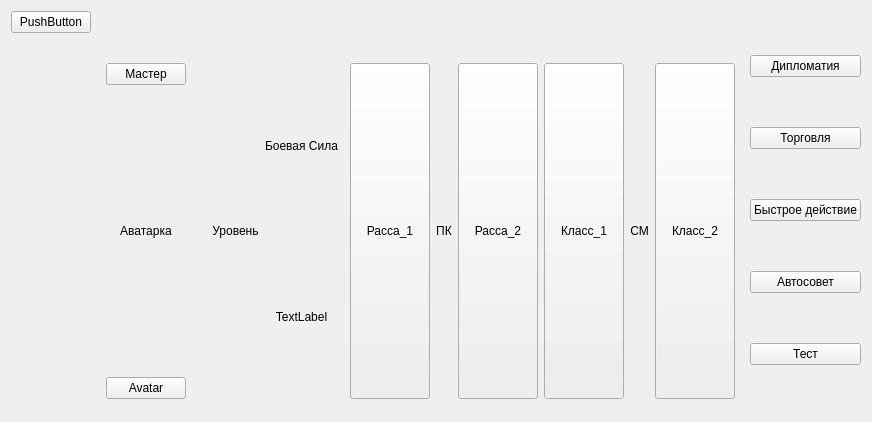
Qt form Nayda/gamerwidget.ui (Mar94oK/Nayda) before a commit.
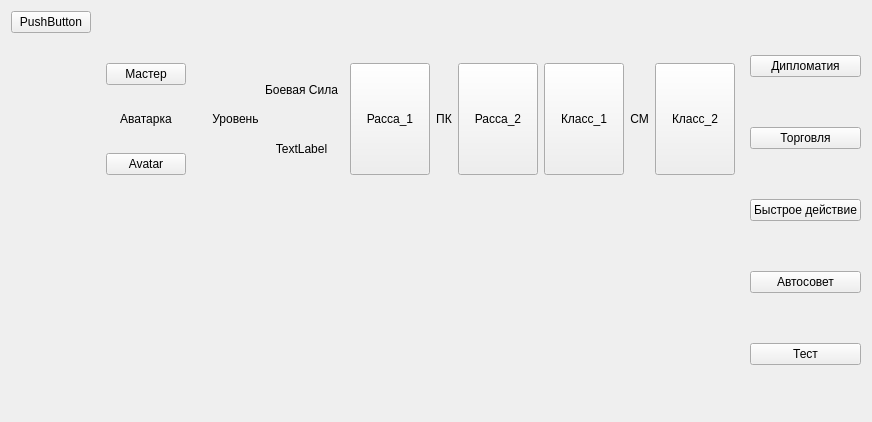
The same form after that commit. Custom widgets are drawn as their Qt base class.

Patch:
```diff
--- a/Nayda/gamerwidget.ui
+++ b/Nayda/gamerwidget.ui
@@ -293,10 +293,38 @@
     </layout>
    </item>
    <item row="4" column="3">
-    <layout class="QHBoxLayout" name="lyt_CardsInGameSecondary_Mirror"/>
+    <layout class="QHBoxLayout" name="lyt_CardsInGameSecondary_Mirror">
+     <item>
+      <spacer name="verticalSpacer_3">
+       <property name="orientation">
+        <enum>Qt::Vertical</enum>
+       </property>
+       <property name="sizeHint" stdset="0">
+        <size>
+         <width>20</width>
+         <height>40</height>
+        </size>
+       </property>
+      </spacer>
+     </item>
+    </layout>
    </item>
    <item row="5" column="3">
-    <layout class="QHBoxLayout" name="lyt_CardsOnHandsSecondary_Mirror"/>
+    <layout class="QHBoxLayout" name="lyt_CardsOnHandsSecondary_Mirror">
+     <item>
+      <spacer name="verticalSpacer_4">
+       <property name="orientation">
+        <enum>Qt::Vertical</enum>
+       </property>
+       <property name="sizeHint" stdset="0">
+        <size>
+         <width>20</width>
+         <height>40</height>
+        </size>
+       </property>
+      </spacer>
+     </item>
+    </layout>
    </item>
    <item row="0" column="1" rowspan="6" colspan="2">
     <layout class="QVBoxLayout" name="lyt_CardsInGame_MP">
```
